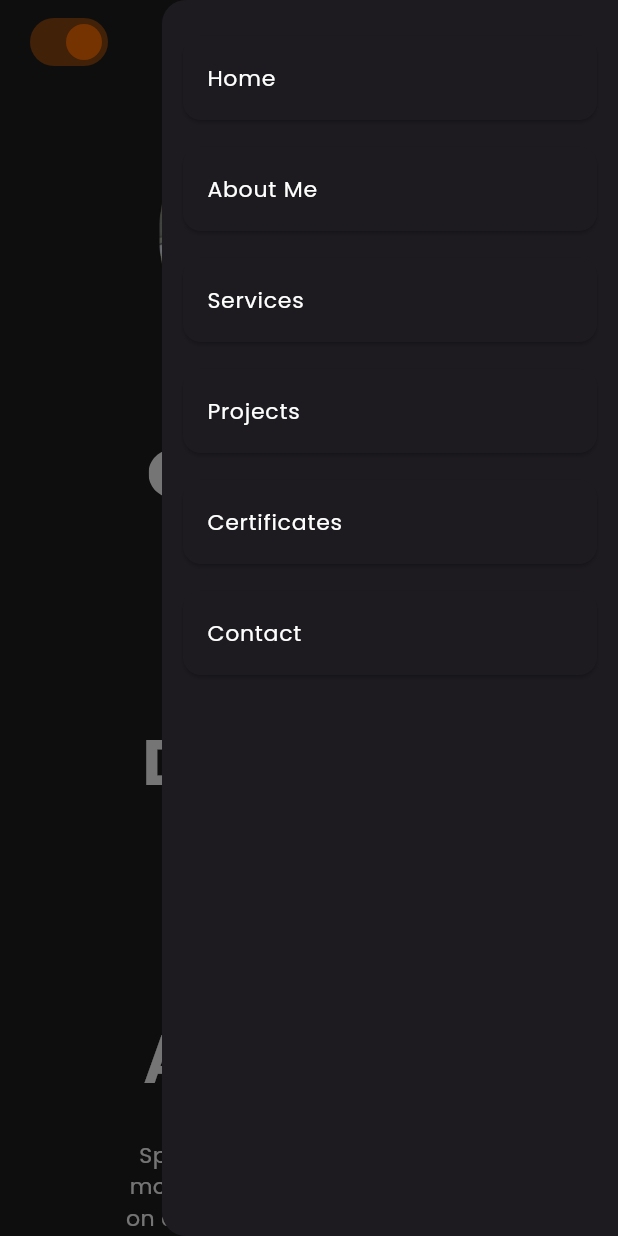
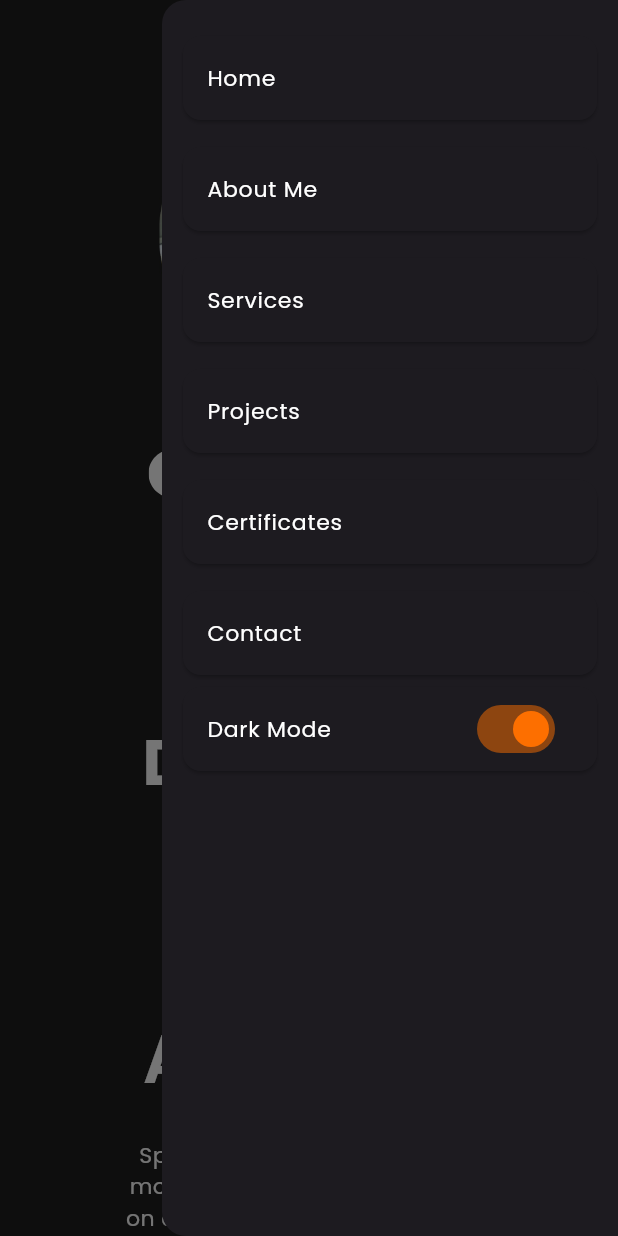
Before and after one commit to mohamedamr77/portfolio, a Flutter app: the screen it shows after launch, with the side drawer open, on a phone screen of 412 x 824 dp. Run offline on Flutter 3.47's test engine with Material 3 defaults, Android fonts, the phone set to English and light mode, and no system bars; our stand-ins replace carousel_slider, device_preview, flutter_bloc, flutter_svg, fluttertoast, hive and 2 more; missing offline and left inert: flutter_sms, mailer; accounts and stored records are empty.

Commit message:
make icon theme in drawer

```diff
--- a/lib/feature/dashboard/preseantation/view/widget/mobile_layout/custom_app_bar_mobile_layout.dart
+++ b/lib/feature/dashboard/preseantation/view/widget/mobile_layout/custom_app_bar_mobile_layout.dart
@@ -13,7 +13,6 @@ class CustomAppBarMobileLayout extends StatelessWidget {
         },
         icon: const Icon(Icons.dashboard_customize_rounded),
       ),
-      leading: const ButtonSwitchTheme(),
     );
   }
 }
--- a/lib/feature/dashboard/preseantation/view/widget/mobile_layout/custom_drawer.dart
+++ b/lib/feature/dashboard/preseantation/view/widget/mobile_layout/custom_drawer.dart
@@ -4,6 +4,8 @@ import 'package:portfolioapp/core/navigation/navigation_manager.dart';
 import 'package:portfolioapp/core/shared_widget/global_text.dart';
 import 'package:portfolioapp/feature/dashboard/data/model/app_bar_service_list.dart';
 import 'package:portfolioapp/feature/dashboard/preseantation/view_model/dashboard_controller/dashboard_cubit.dart';
+
+import '../app_bar/button_swtich_theme.dart';
 
 class CustomDrawer extends StatelessWidget {
   const CustomDrawer({
@@ -16,7 +18,10 @@ class CustomDrawer extends StatelessWidget {
     return Drawer(
         child: Padding(
       padding: const EdgeInsets.only(top: 20),
-      child: ListView.separated(
+      child: Column(
+        children: [
+          ListView.separated(
+            shrinkWrap: true,
               itemBuilder: (context, index) {
                 return Padding(
                   padding: const EdgeInsets.symmetric(horizontal: 10),
@@ -37,6 +42,17 @@ class CustomDrawer extends StatelessWidget {
                 height: 10,
               ),
               itemCount: getAppBarServiceList(cubit).length),
+           const Padding(
+             padding: EdgeInsets.symmetric(horizontal: 10),
+             child: Card(
+               child: ListTile(
+                 title: GText(content: "Dark Mode", fontSize: 21),
+                  trailing : ButtonSwitchTheme(),
+               ),
+             ),
+           )
+        ],
+      )
     ));
   }
 }
```
Lines whose indentation alone changed are shown as unchanged.
